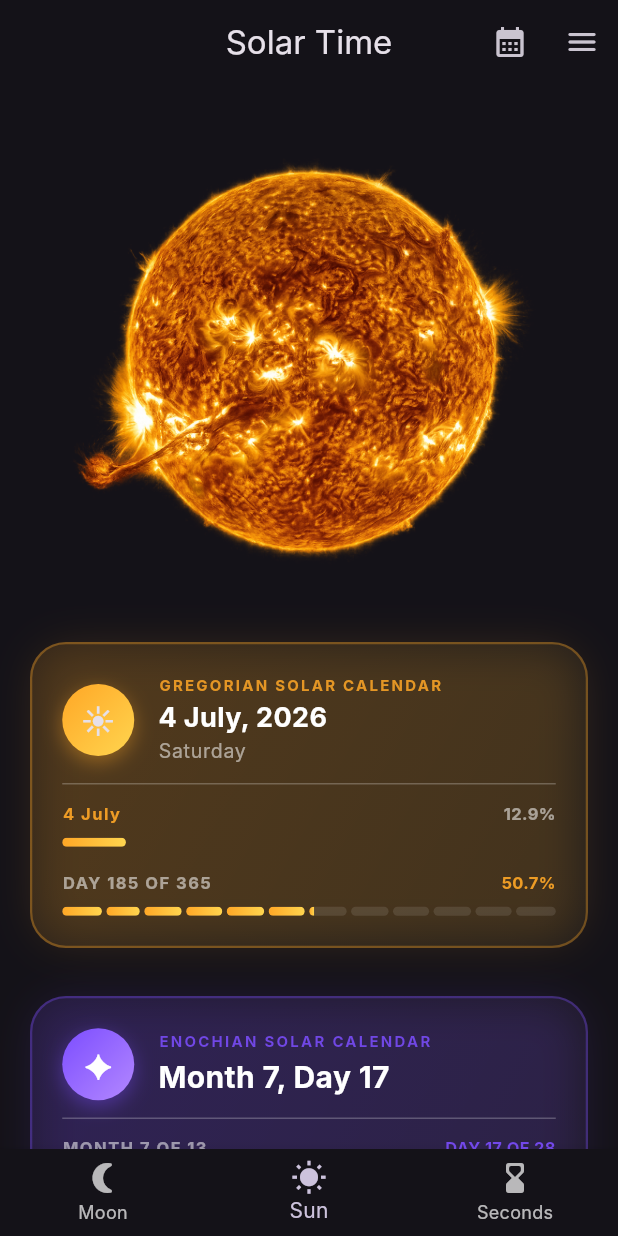
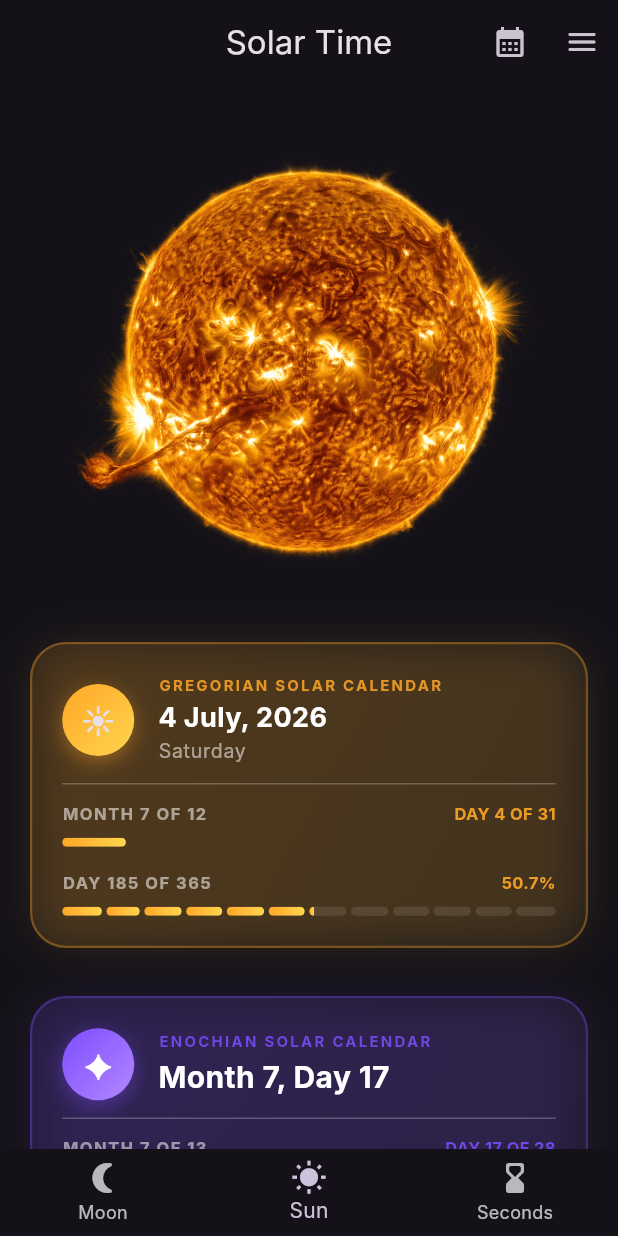
Before and after one commit to qbeukes/the-time-app, a Flutter app: the screen it shows after launch, on a phone screen of 412 x 824 dp. Run offline on Flutter 3.47's test engine with Material 3 defaults, Android fonts, the phone set to English and light mode, and no system bars; our stand-ins replace audioplayers, device_preview, geolocator, shared_preferences, wakelock_plus; missing offline and left inert: apsl_sun_calc; Roboto replaces fonts that are missing (Inter).

Commit message:
improved sun screen for gregorian card

```diff
--- a/lib/screens/sun_screen.dart
+++ b/lib/screens/sun_screen.dart
@@ -16,6 +16,91 @@ class SunScreen extends StatelessWidget {
     this.showEnochian = true,
     this.showLocalTime = true,
   });
+
+  // ═══════════════════════════════════════════════════════════════
+  // Shared progress bar helpers
+  // ═══════════════════════════════════════════════════════════════
+
+  /// A segmented progress bar with [segmentCount] sections.
+  ///
+  /// [currentIndex] is the 0-based index of the current segment.
+  /// [currentProgress] is the fill fraction (0–1) within the current segment.
+  /// [flexForSegment] optionally returns a flex value for each segment index;
+  /// when null every segment is equally sized.
+  Widget _buildSegmentedProgressBar({
+    required int segmentCount,
+    required int currentIndex,
+    required double currentProgress,
+    required Color accentColor,
+    required Color secondaryColor,
+    int Function(int index)? flexForSegment,
+    double gap = 1.5,
+  }) {
+    return Row(
+      children: List.generate(segmentCount, (index) {
+        final isPast = index < currentIndex;
+        final isCurrent = index == currentIndex;
+        double segmentVal = 0.0;
+        if (isPast) {
+          segmentVal = 1.0;
+        } else if (isCurrent) {
+          segmentVal = currentProgress;
+        }
+
+        return Expanded(
+          flex: flexForSegment?.call(index) ?? 1,
+          child: Container(
+            height: 6,
+            margin: EdgeInsets.only(
+              left: index == 0 ? 0.0 : gap,
+              right: index == segmentCount - 1 ? 0.0 : gap,
+            ),
+            decoration: BoxDecoration(
+              borderRadius: BorderRadius.circular(3),
+              color: Colors.white10,
+            ),
+            clipBehavior: Clip.antiAlias,
+            child: FractionallySizedBox(
+              alignment: Alignment.centerLeft,
+              widthFactor: segmentVal,
+              child: Container(
+                decoration: BoxDecoration(
+                  gradient: LinearGradient(
+                    colors: [accentColor, secondaryColor],
+                  ),
+                ),
+              ),
+            ),
+          ),
+        );
+      }),
+    );
+  }
+
+  /// A single continuous progress bar filled to [progress] (0–1).
+  Widget _buildProgressBar({
+    required double progress,
+    required Color accentColor,
+    required Color secondaryColor,
+  }) {
+    return Container(
+      height: 6,
+      decoration: BoxDecoration(
+        borderRadius: BorderRadius.circular(3),
+        color: Colors.white10,
+      ),
+      clipBehavior: Clip.antiAlias,
+      child: FractionallySizedBox(
+        alignment: Alignment.centerLeft,
+        widthFactor: progress,
+        child: Container(
+          decoration: BoxDecoration(
+            gradient: LinearGradient(colors: [accentColor, secondaryColor]),
+          ),
+        ),
+      ),
+    );
+  }
 
   @override
   Widget build(BuildContext context) {
@@ -258,53 +343,32 @@ class SunScreen extends StatelessWidget {
               mainAxisAlignment: MainAxisAlignment.spaceBetween,
               children: [
                 Text(
-                  '${greg.day} ${greg.monthName}',
+                  'MONTH ${greg.month} OF 12',
+                  style: const TextStyle(
+                    fontSize: 11,
+                    fontWeight: FontWeight.bold,
+                    letterSpacing: 1.0,
+                    color: Colors.white54,
+                  ),
+                ),
+                Text(
+                  'DAY ${greg.day} OF ${DateUtils.getDaysInMonth(greg.year, greg.month)}',
                   style: TextStyle(
                     fontSize: 11,
                     fontWeight: FontWeight.bold,
-                    letterSpacing: 1.0,
                     color: accentColor.withOpacity(0.9),
-                  ),
-                ),
-                Text(
-                  () {
-                    final daysInMonth = DateUtils.getDaysInMonth(greg.year, greg.month);
-                    return '${(greg.day / daysInMonth * 100).toStringAsFixed(1)}%';
-                  }(),
-                  style: const TextStyle(
-                    fontSize: 11,
-                    fontWeight: FontWeight.bold,
-                    color: Colors.white54,
                   ),
                 ),
               ],
             ),
             const SizedBox(height: 8),
 
-            // Month progress bar — day fraction within current month
-            Builder(builder: (context) {
-              final daysInMonth = DateUtils.getDaysInMonth(greg.year, greg.month);
-              final monthProgress = greg.day / daysInMonth;
-              return Container(
-                height: 6,
-                decoration: BoxDecoration(
-                  borderRadius: BorderRadius.circular(3),
-                  color: Colors.white10,
-                ),
-                clipBehavior: Clip.antiAlias,
-                child: FractionallySizedBox(
-                  alignment: Alignment.centerLeft,
-                  widthFactor: monthProgress,
-                  child: Container(
-                    decoration: const BoxDecoration(
-                      gradient: LinearGradient(
-                        colors: [accentColor, secondaryColor],
-                      ),
-                    ),
-                  ),
-                ),
-              );
-            }),
+            // Month progress bar — smooth continuous
+            _buildProgressBar(
+              progress: greg.day / DateUtils.getDaysInMonth(greg.year, greg.month),
+              accentColor: accentColor,
+              secondaryColor: secondaryColor,
+            ),
 
             const SizedBox(height: 16),
 
@@ -334,47 +398,14 @@ class SunScreen extends StatelessWidget {
             const SizedBox(height: 8),
 
             // Year progress bar — 12 segments, one per month
-            Row(
-              children: List.generate(12, (index) {
-                final m = index + 1; // month 1–12
-                final daysInMonth = DateUtils.getDaysInMonth(greg.year, m);
-                final isPast = m < greg.month;
-                final isCurrent = m == greg.month;
-                double segmentVal = 0.0;
-
-                if (isPast) {
-                  segmentVal = 1.0;
-                } else if (isCurrent) {
-                  segmentVal = greg.day / daysInMonth;
-                }
-
-                return Expanded(
-                  flex: daysInMonth, // proportional to days in month
-                  child: Container(
-                    height: 6,
-                    margin: EdgeInsets.only(
-                      left: index == 0 ? 0.0 : 1.5,
-                      right: index == 11 ? 0.0 : 1.5,
-                    ),
-                    decoration: BoxDecoration(
-                      borderRadius: BorderRadius.circular(3),
-                      color: Colors.white10,
-                    ),
-                    clipBehavior: Clip.antiAlias,
-                    child: FractionallySizedBox(
-                      alignment: Alignment.centerLeft,
-                      widthFactor: segmentVal,
-                      child: Container(
-                        decoration: const BoxDecoration(
-                          gradient: LinearGradient(
-                            colors: [accentColor, secondaryColor],
-                          ),
-                        ),
-                      ),
-                    ),
-                  ),
-                );
-              }),
+            _buildSegmentedProgressBar(
+              segmentCount: 12,
+              currentIndex: greg.month - 1,
+              currentProgress:
+                  greg.day / DateUtils.getDaysInMonth(greg.year, greg.month),
+              accentColor: accentColor,
+              secondaryColor: secondaryColor,
+              flexForSegment: (i) => DateUtils.getDaysInMonth(greg.year, i + 1),
             ),
           ],
         ),
@@ -501,24 +532,10 @@ class SunScreen extends StatelessWidget {
             const SizedBox(height: 8),
 
             // Month progress bar
-            Container(
-              height: 6,
-              decoration: BoxDecoration(
-                borderRadius: BorderRadius.circular(3),
-                color: Colors.white10,
-              ),
-              clipBehavior: Clip.antiAlias,
-              child: FractionallySizedBox(
-                alignment: Alignment.centerLeft,
-                widthFactor: enoch.monthProgress,
-                child: Container(
-                  decoration: const BoxDecoration(
-                    gradient: LinearGradient(
-                      colors: [accentColor, secondaryColor],
-                    ),
-                  ),
-                ),
-              ),
+            _buildProgressBar(
+              progress: enoch.monthProgress,
+              accentColor: accentColor,
+              secondaryColor: secondaryColor,
             ),
 
             const SizedBox(height: 16),
@@ -549,44 +566,13 @@ class SunScreen extends StatelessWidget {
             const SizedBox(height: 8),
 
             // Segmented year progress bar (13 segments for 13 months)
-            Row(
-              children: List.generate(13, (index) {
-                final isCurrent = index == enoch.enochianMonth - 1;
-                final isPast = index < enoch.enochianMonth - 1;
-                double segmentVal = 0.0;
-
-                if (isPast) {
-                  segmentVal = 1.0;
-                } else if (isCurrent) {
-                  segmentVal = enoch.monthProgress;
-                }
-
-                return Expanded(
-                  child: Container(
-                    height: 6,
-                    margin: EdgeInsets.only(
-                      left: index == 0 ? 0.0 : 2.0,
-                      right: index == 12 ? 0.0 : 2.0,
-                    ),
-                    decoration: BoxDecoration(
-                      borderRadius: BorderRadius.circular(3),
-                      color: Colors.white10,
-                    ),
-                    clipBehavior: Clip.antiAlias,
-                    child: FractionallySizedBox(
-                      alignment: Alignment.centerLeft,
-                      widthFactor: segmentVal,
-                      child: Container(
-                        decoration: const BoxDecoration(
-                          gradient: LinearGradient(
-                            colors: [accentColor, secondaryColor],
-                          ),
-                        ),
-                      ),
-                    ),
-                  ),
-                );
-              }),
+            _buildSegmentedProgressBar(
+              segmentCount: 13,
+              currentIndex: enoch.enochianMonth - 1,
+              currentProgress: enoch.monthProgress,
+              accentColor: accentColor,
+              secondaryColor: secondaryColor,
+              gap: 2.0,
             ),
           ],
         ),
@@ -743,24 +729,10 @@ class SunScreen extends StatelessWidget {
             const SizedBox(height: 8),
 
             // Full progress bar
-            Container(
-              height: 6,
-              decoration: BoxDecoration(
-                borderRadius: BorderRadius.circular(3),
-                color: Colors.white10,
-              ),
-              clipBehavior: Clip.antiAlias,
-              child: FractionallySizedBox(
-                alignment: Alignment.centerLeft,
-                widthFactor: 1.0,
-                child: Container(
-                  decoration: const BoxDecoration(
-                    gradient: LinearGradient(
-                      colors: [accentColor, secondaryColor],
-                    ),
-                  ),
-                ),
-              ),
+            _buildProgressBar(
+              progress: 1.0,
+              accentColor: accentColor,
+              secondaryColor: secondaryColor,
             ),
           ],
         ),
```
Also changed, not shown: 1 other file.
